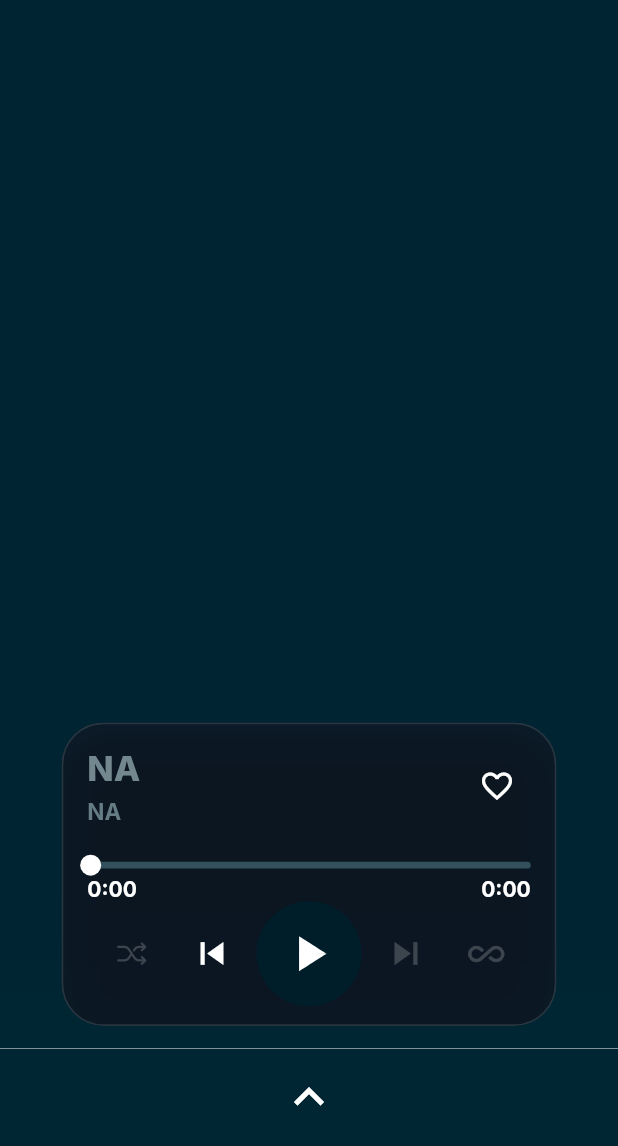
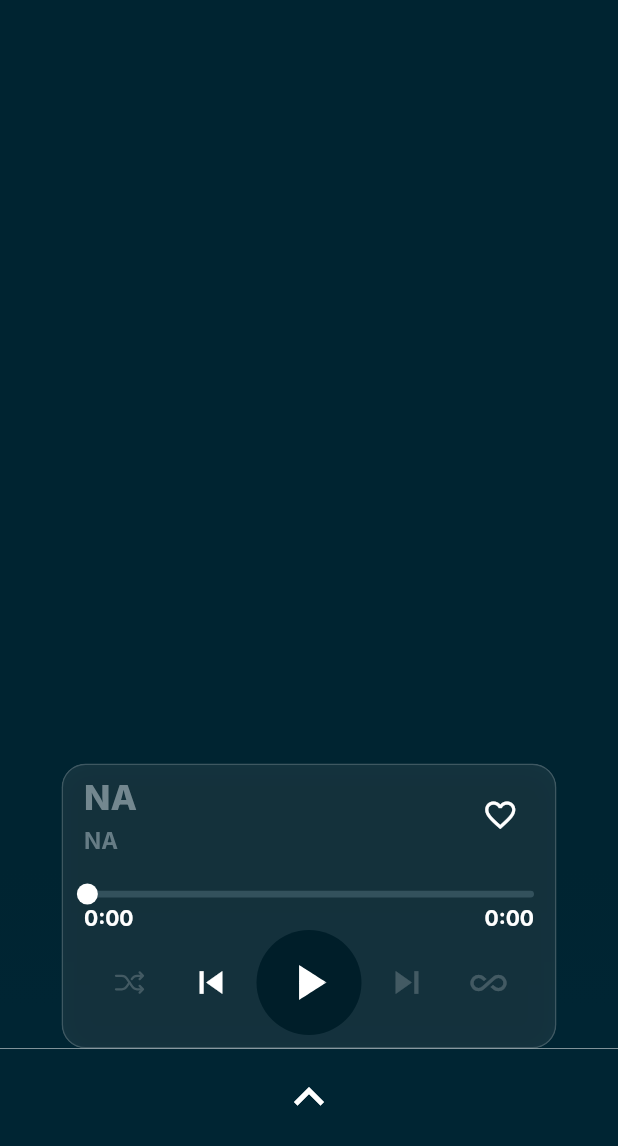
Before and after one commit to peacemusic1709-eng/Peace-Music, a Flutter app: the Player screen opened directly, on a phone screen of 412 x 824 dp, the part 90-1236 px from its top. Run offline on Flutter 3.47's test engine with Material 3 defaults, Android fonts, the phone set to English and light mode, and no system bars; drawn by our look-alikes of audio_video_progress_bar; our stand-ins replace app_links, audio_service, buttons_tabbar, cached_network_image, dio, file_picker and 17 more; missing offline and left inert: audiotags, flutter_lyric, flutter_media_metadata, jni, just_audio_media_kit, media_kit and 7 more; accounts and stored records are empty; network calls fail.

Commit message:
Peace Music v1.1.8: Pure colorless frosted glass, reduced corner radius to 16px, vertically compact bottom nav & player panel, transparent crystal sliding indicator

```diff
--- a/lib/ui/player/components/standard_player.dart
+++ b/lib/ui/player/components/standard_player.dart
@@ -151,32 +151,32 @@ class StandardPlayer extends StatelessWidget {
                     /// Extra space container
                     Expanded(child: Container()),
 
-                    /// Contains the player controls in a luxury Frosted Glassmorphic Panel
+                    /// Contains the player controls in a Colorless Frosted Glass Panel
                     Padding(
                       padding: EdgeInsets.only(
                           left: 16,
                           right: 16,
-                          bottom: 80 + Get.mediaQuery.padding.bottom),
+                          bottom: 65 + Get.mediaQuery.padding.bottom),
                       child: Container(
                         constraints: const BoxConstraints(maxWidth: 500),
                         child: ClipRRect(
-                          borderRadius: BorderRadius.circular(28),
+                          borderRadius: BorderRadius.circular(16), // Thoda kam round, modern rectangle
                           child: BackdropFilter(
                             filter: ImageFilter.blur(sigmaX: 25.0, sigmaY: 25.0),
                             child: Container(
-                              padding: const EdgeInsets.fromLTRB(16, 16, 16, 12),
+                              padding: const EdgeInsets.symmetric(horizontal: 14, vertical: 8), // Vertically compact
                               decoration: BoxDecoration(
-                                color: const Color(0xFF141522).withOpacity(0.55),
-                                borderRadius: BorderRadius.circular(28),
+                                color: Colors.white.withOpacity(0.08), // Pure colorless glass, NO black!
+                                borderRadius: BorderRadius.circular(16),
                                 border: Border.all(
-                                  color: Colors.white.withOpacity(0.12),
-                                  width: 1.2,
+                                  color: Colors.white.withOpacity(0.18),
+                                  width: 1.0,
                                 ),
                                 boxShadow: [
                                   BoxShadow(
-                                    color: Colors.black.withOpacity(0.35),
-                                    blurRadius: 24,
-                                    offset: const Offset(0, 8),
+                                    color: Colors.black.withOpacity(0.15),
+                                    blurRadius: 16,
+                                    offset: const Offset(0, 4),
                                   ),
                                 ],
                               ),
--- a/pubspec.yaml
+++ b/pubspec.yaml
@@ -16,7 +16,7 @@ publish_to: "none" # Remove this line if you wish to publish to pub.dev
 # https://developer.apple.com/library/archive/documentation/General/Reference/InfoPlistKeyReference/Articles/CoreFoundationKeys.html
 # In Windows, build-name is used as the major, minor, and patch parts
 # of the product and file versions while build-number is used as the build suffix.
-version: 1.1.7+18
+version: 1.1.8+19
 
 environment:
   sdk: ">=3.1.5 <4.0.0"
```
Also changed, not shown: lib/ui/widgets/bottom_nav_bar.dart (+29 -37 lines), version.json (+4 -4 lines).
